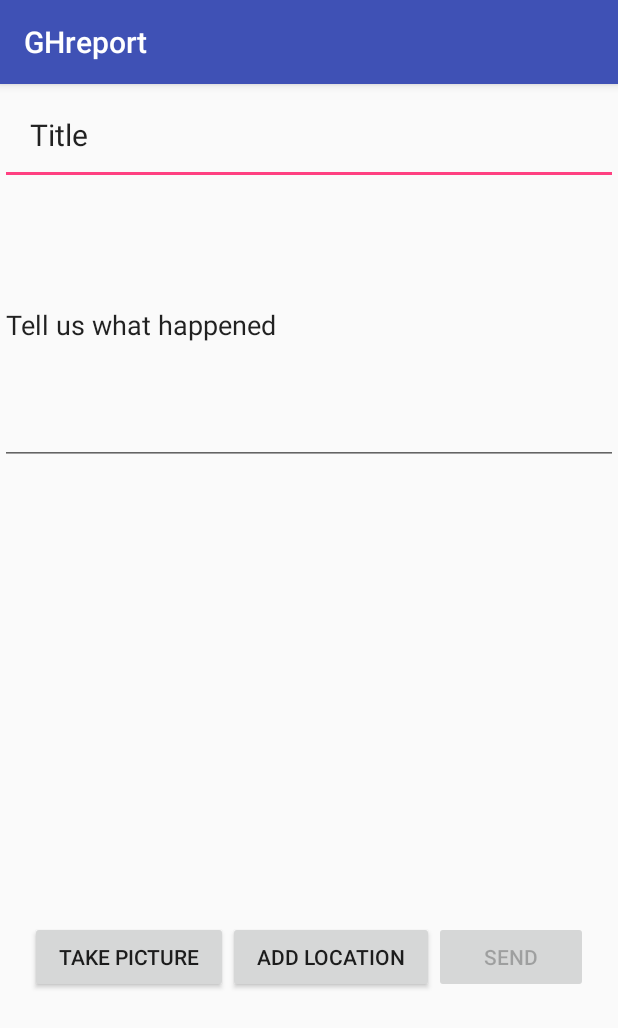
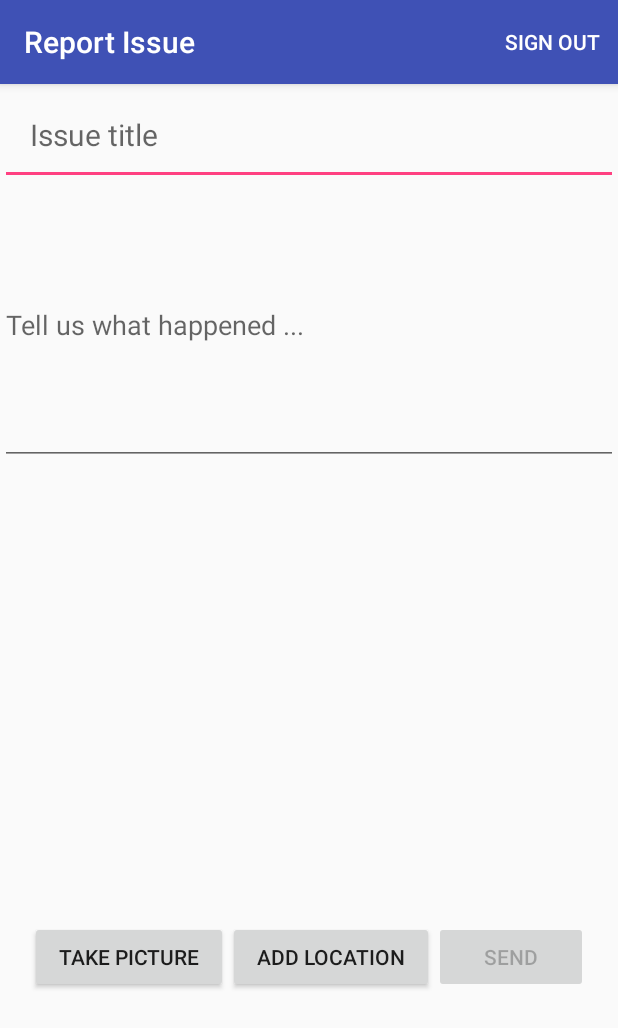
Before and after one commit to ibm-abdullah/GHreport, an Android app: the ReportActivity screen opened directly, with no data from a screen before it, on a phone screen of 412 x 824 dp. Shown: the top 1028 px of the screen. Run offline under Robolectric (Android 15) with nearby library versions, the phone set to English and light mode, and no system bars; our stand-ins replace Firebase (no records; nobody signed in at launch, a user with empty details on screens opened directly); libraries missing offline, so code that uses them is left out: com.firebase.ui.

Commit message:
sign-out working

```diff
--- a/app/src/main/java/com/braimahabdullah/ghreport/ReportActivity.java
+++ b/app/src/main/java/com/braimahabdullah/ghreport/ReportActivity.java
@@ -18,6 +18,9 @@ import android.support.v7.app.AlertDialog;
 import android.support.v7.app.AppCompatActivity;
 import android.os.Bundle;
 import android.util.Log;
+import android.view.Menu;
+import android.view.MenuInflater;
+import android.view.MenuItem;
 import android.view.View;
 import android.widget.Button;
 import android.widget.ImageView;
@@ -25,8 +28,11 @@ import android.widget.TextView;
 import android.widget.Toast;
 import android.Manifest;
 
+import com.firebase.ui.auth.AuthUI;
+import com.google.android.gms.tasks.OnCompleteListener;
 import com.google.android.gms.tasks.OnFailureListener;
 import com.google.android.gms.tasks.OnSuccessListener;
+import com.google.android.gms.tasks.Task;
 import com.google.firebase.database.DataSnapshot;
 import com.google.firebase.database.DatabaseError;
 import com.google.firebase.database.DatabaseReference;
@@ -42,11 +48,11 @@ import java.io.IOException;
 import java.text.SimpleDateFormat;
 import java.util.Date;
 
-public class ReportActivity extends AppCompatActivity implements View.OnClickListener{
+public class ReportActivity extends AppCompatActivity implements View.OnClickListener {
     private static final String TAG = "Report issues Activity";
     private static final int TAKE_PICTURE = 1;
     private static final int REQUEST_CAMERA_PERMISSION = 200;
-    private static final int PERMISSION_ACCESS_FINE_LOCATION=300;
+    private static final int PERMISSION_ACCESS_FINE_LOCATION = 300;
 
     private ImageView imageView;
     private TextView textView;
@@ -81,6 +87,9 @@ public class ReportActivity extends AppCompatActivity implements View.OnClickLis
 
         textView.addTextChangedListener(new TextViewValidator(textView));
         textView.setOnFocusChangeListener(new TextViewValidator(textView));
+        mTitle.addTextChangedListener(new TextViewValidator(mTitle));
+        mTitle.setOnFocusChangeListener(new TextViewValidator(mTitle));
+
         mSendBtn.setOnClickListener(this);
         mTakePictureBtn.setOnClickListener(this);
         mGetLocation.setOnClickListener(this);
@@ -96,9 +105,9 @@ public class ReportActivity extends AppCompatActivity implements View.OnClickLis
                     Manifest.permission.WRITE_EXTERNAL_STORAGE}, REQUEST_CAMERA_PERMISSION);
 
         }
-        if (ContextCompat.checkSelfPermission(this, Manifest.permission. ACCESS_FINE_LOCATION)
+        if (ContextCompat.checkSelfPermission(this, Manifest.permission.ACCESS_FINE_LOCATION)
                 != PackageManager.PERMISSION_GRANTED) {
-            ActivityCompat.requestPermissions(this, new String[] { Manifest.permission.ACCESS_FINE_LOCATION },
+            ActivityCompat.requestPermissions(this, new String[]{Manifest.permission.ACCESS_FINE_LOCATION},
                     PERMISSION_ACCESS_FINE_LOCATION);
         }
 
@@ -111,7 +120,7 @@ public class ReportActivity extends AppCompatActivity implements View.OnClickLis
                     && grantResults[1] == PackageManager.PERMISSION_GRANTED) {
                 mTakePictureBtn.setEnabled(true);
             }
-        }else if(requestCode == PERMISSION_ACCESS_FINE_LOCATION){
+        } else if (requestCode == PERMISSION_ACCESS_FINE_LOCATION) {
             if (grantResults.length > 0 && grantResults[0] == PackageManager.PERMISSION_GRANTED) {
             } else {
                 Toast.makeText(this, "Need your location!", Toast.LENGTH_SHORT).show();
@@ -153,7 +162,7 @@ public class ReportActivity extends AppCompatActivity implements View.OnClickLis
             if (resultCode == RESULT_OK) {
                 imageView.setImageURI(null);
                 imageView.setImageURI(file);
-                Toast.makeText(this, "Add Location", Toast.LENGTH_SHORT).show();
+                Toast.makeText(this, "Add location", Toast.LENGTH_SHORT).show();
             } else {
                 Toast.makeText(this, "Error Taking Picture", Toast.LENGTH_SHORT).show();
             }
@@ -194,13 +203,14 @@ public class ReportActivity extends AppCompatActivity implements View.OnClickLis
                 Toast.makeText(ReportActivity.this, "Image successfully uploaded",
                         Toast.LENGTH_SHORT).show();
                 downlaodUri = taskSnapshot.getDownloadUrl().toString();
+
                 addPost();
             }
         });
     }
 
     public void addPost() {
-        Post newPost = new Post(mTitle.getText().toString(),imageFileName, imagePath,downlaodUri,
+        Post newPost = new Post(mTitle.getText().toString(), imageFileName, imagePath, downlaodUri,
                 textView.getText().toString());
         DatabaseReference mRef = mFirebaseDatabase.getReference().child("posts");
         mRef.push().setValue(newPost);
@@ -226,18 +236,19 @@ public class ReportActivity extends AppCompatActivity implements View.OnClickLis
         });
     }
 
-    public void addLocation(){
+    public void addLocation() {
         GPSTracker gps = new GPSTracker(ReportActivity.this);
-        if(gps.canGetLocation()){
+        if (gps.canGetLocation()) {
             latitude = gps.getLatitude();
             longitude = gps.getLongitude();
             mSendBtn.setEnabled(true);
-            Toast.makeText(this,"Current" + latitude + ""+longitude,Toast.LENGTH_SHORT).show();
-        }else{
+            Toast.makeText(this, "Current" + latitude + "" + longitude, Toast.LENGTH_SHORT).show();
+        } else {
             gps.showSettingsAlert();
-            Toast.makeText(this,"Click button to add location",Toast.LENGTH_SHORT).show();
+            Toast.makeText(this, "Click button to add location", Toast.LENGTH_SHORT).show();
         }
     }
+
     @Override
     public void onClick(View v) {
         int i = v.getId();
@@ -281,4 +292,34 @@ public class ReportActivity extends AppCompatActivity implements View.OnClickLis
         //imagePath = "file:" + image.getAbsolutePath();
         return image;
     }
+
+    @Override
+    public boolean onCreateOptionsMenu(Menu menu) {
+        MenuInflater inflater = getMenuInflater();
+        inflater.inflate(R.menu.menu, menu);
+        return true;
+    }
+
+    @Override
+    public boolean onOptionsItemSelected(MenuItem item) {
+        if (item.getItemId() == R.id.sign_out_menu) {
+            //Toast.makeText(this,"Signing out",Toast.LENGTH_SHORT).show();
+            signUserOut();
+        }
+        return true;
+    }
+
+    /**
+     * Sign user out of the application
+     */
+    public void signUserOut() {
+        AuthUI.getInstance()
+                .signOut(this)
+                .addOnCompleteListener(new OnCompleteListener<Void>() {
+                    public void onComplete(@NonNull Task<Void> task) {
+                        Intent intent = new Intent(ReportActivity.this, RegisterActivity.class);
+                        startActivity(intent);
+                    }
+                });
+    }
 }
--- a/app/src/main/java/com/braimahabdullah/ghreport/TextViewValidator.java
+++ b/app/src/main/java/com/braimahabdullah/ghreport/TextViewValidator.java
@@ -16,8 +16,6 @@ public class TextViewValidator extends TextValidator implements View.OnFocusChan
     @Override
     public void validate(TextView textView) {
         if(TextUtils.isEmpty(textView.getText().toString())){
-//            android.support.design.widget.TextInputLayout parent = (android.support.design.widget.TextInputLayout) textView.getParent();
-//            textView.setError(parent.getHint().toString()+ "is required");
             textView.setError("Required");
         }else {
             textView.setError(null);
--- a/app/src/main/res/layout/activity_report.xml
+++ b/app/src/main/res/layout/activity_report.xml
@@ -14,13 +14,15 @@
         android:id="@+id/title"
         android:layout_width="match_parent"
         android:layout_height="wrap_content"
-        android:text="Title"
+        android:imeActionLabel="Issue title"
+        android:hint="Issue title"
         android:textSize="20sp"
         android:padding="@dimen/activity_vertical_margin" />
 
     <EditText
         android:id="@+id/issue"
-        android:text="Tell us what happened"
+        android:imeActionLabel="Issue"
+        android:hint="Tell us what happened ..."
         android:layout_width="match_parent"
         android:layout_height="wrap_content"
         android:inputType="text|textMultiLine"
--- a/app/src/main/res/menu/menu.xml
+++ b/app/src/main/res/menu/menu.xml
@@ -1,8 +1,11 @@
 <?xml version="1.0" encoding="utf-8"?>
 <menu xmlns:app="http://schemas.android.com/apk/res-auto"
-    xmlns:android="http://schemas.android.com/apk/res/android">
-
+    xmlns:android="http://schemas.android.com/apk/res/android"
+    xmlns:tools="http://schemas.android.com/tools"
+    tools:context=".activities.ReportActivity">
     <item
-        android:title="sign out"
-        android:id="@+id/sign_out_menu"/>
+        android:id="@+id/sign_out_menu"
+        android:title="Sign Out"
+        android:orderInCategory="100"
+        app:showAsAction="always" />
 </menu>
```
Also changed, not shown: app/src/main/AndroidManifest.xml (+5 -2 lines), app/src/main/java/com/braimahabdullah/ghreport/RegisterActivity.java (+8 -0 lines).
